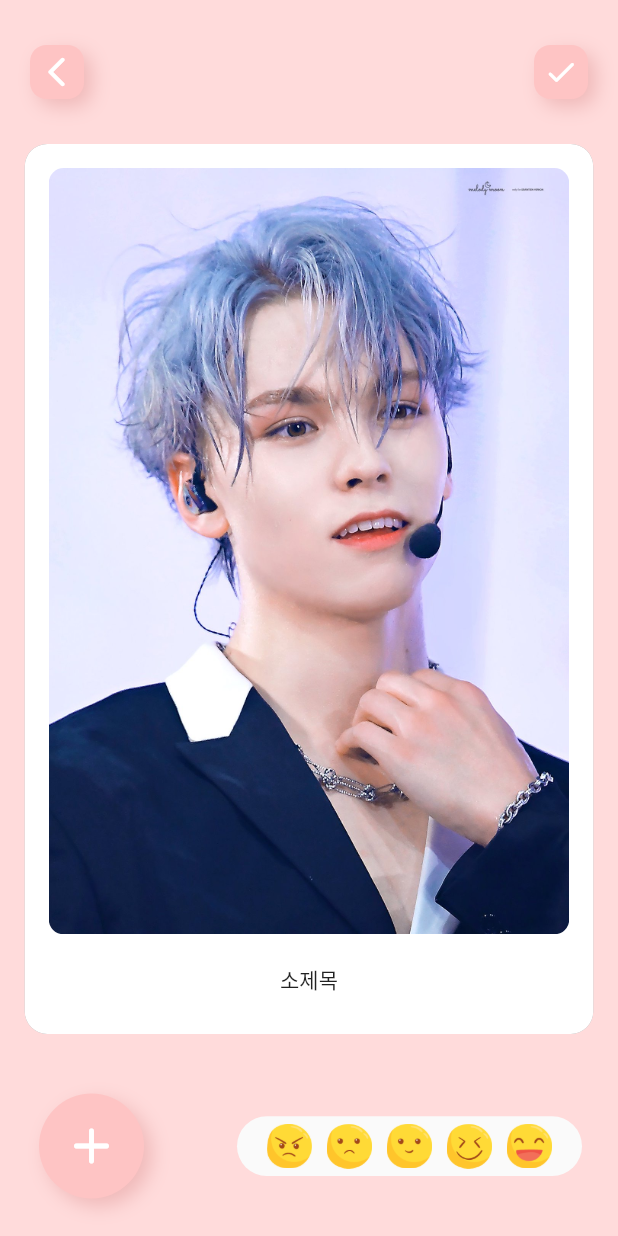
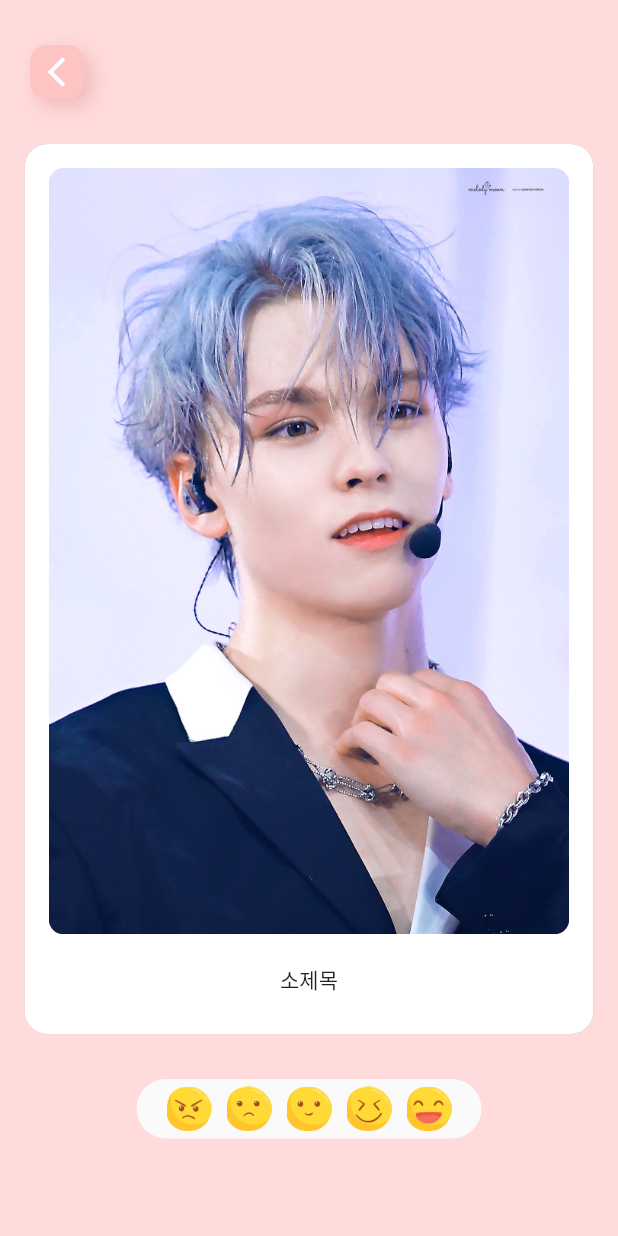
Before and after one commit to cherrrity/Team.AJJODAGA, a Flutter app: the screen it shows after launch, on a phone screen of 412 x 824 dp. Run offline on Flutter 3.47's test engine with Material 2 defaults, Android fonts, the phone set to English and light mode, and no system bars; drawn by our look-alikes of flip_card; our stand-ins replace flutter_svg.

Commit message:
add viewCardPage

```diff
--- a/lib/main.dart
+++ b/lib/main.dart
@@ -2,6 +2,7 @@ import 'package:flutter/material.dart';
 import 'package:project_moonhwadiary/model_diary.dart';
 import 'package:project_moonhwadiary/pocket.dart';
 import 'package:project_moonhwadiary/views/writeCardPage.dart';
+import 'package:project_moonhwadiary/views/viewCardPage.dart';
 
 
 void main() {
@@ -19,7 +20,8 @@ class MyApp extends StatelessWidget {
         accentColor: Colors.red[200],
       ),
       //home: MyHomePage(),
-      home: WriteCardPage(),
+      //home: WriteCardPage(),
+      home: ViewCardPage(),
     );
   }
 }
--- /dev/null
+++ b/lib/views/viewCardPage.dart
@@ -0,0 +1,238 @@
+import 'package:flutter/material.dart';
+import 'package:flip_card/flip_card.dart';
+import 'package:flutter/services.dart';
+import 'package:flutter_svg/flutter_svg.dart';
+import 'package:flutter/cupertino.dart';
+
+import 'package:project_moonhwadiary/modules/diaryDatePicker.dart';
+import 'package:project_moonhwadiary/views/neumorphicContainer.dart';
+
+class ViewCardPage extends StatefulWidget {
+  @override
+  _ViewCardPage createState() => _ViewCardPage();
+}
+
+class _ViewCardPage extends State<ViewCardPage> {
+  bool _isPhoto = true;
+  bool _isKeyboardUp = false;
+  DateTime _diaryDate = DateTime.now();
+
+  void showDatePicker() {
+    showModalBottomSheet(
+        context: this.context,
+        builder: (context) {
+          return Container(
+            height: 300,
+            child: Stack(
+              children: <Widget>[
+                CupertinoDatePicker(
+                  minimumYear: 2000,
+                  maximumYear: DateTime.now().year,
+                  initialDateTime: DateTime.now(),
+                  maximumDate: DateTime.now(),
+                  onDateTimeChanged: (newDate) => { _diaryDate = newDate},
+                  mode: CupertinoDatePickerMode.date,
+                ),
+                Align(
+                  alignment: Alignment.topRight,
+                  child: CupertinoButton(
+                    child: Text('확인'),
+                    onPressed: () => Navigator.pop(context),
+                  ),
+                ),
+              ],
+            ),
+          );
+        }).whenComplete(() => setState(() => {}));
+  }
+
+  @override
+  Widget build(BuildContext context) {
+    // TODO: implement build
+    return Scaffold(
+      resizeToAvoidBottomInset: false,
+      backgroundColor: const Color(0xffFFDBDB),
+      body: Column(
+        children: [
+          SizedBox(
+            height: 10,
+          ),
+          Container(
+            margin: const EdgeInsets.only(top: 20, bottom:30, left: 20, right: 20),
+            child: Row(
+              mainAxisAlignment: MainAxisAlignment.spaceBetween,
+              children: [
+                // 상단 아이콘 생성
+                NeumorphicContainer(
+                  child: GestureDetector(
+                    child: Icon(Icons.arrow_back_ios_rounded, color: Colors.white),
+                    onTap: () => {
+                      print("back")
+                    },
+                  ),
+                  color: Color(0xFFFEC4C4),
+                  shape: "iconButton",
+                ),
+              ],
+            ),
+          ),
+
+          Center(
+            // 메인 카드 앞면
+            child: FlipCard(
+              direction: FlipDirection.HORIZONTAL, // default
+              front: Container(
+                padding: EdgeInsets.all(16.0),
+                width: MediaQuery.of(context).size.width * 0.92,
+                height : MediaQuery.of(context).size.height * 0.72,
+                // 이미지가 있을 때 없을 때
+                child: _isPhoto ?
+                Center(
+                  child: Column(
+                    children: [
+                      Positioned(
+                        child: Container(
+                          width: MediaQuery.of(context).size.width * 0.85,
+                          height: MediaQuery.of(context).size.height * 0.62,
+                          decoration: BoxDecoration(
+                            borderRadius: BorderRadius.circular(10),
+                            image: DecorationImage(
+                              // 이미지 full cover
+                              image: AssetImage("assets/images/test.jpg"),  // 카드가 될 이미지
+                              fit: BoxFit.cover,
+                            ),
+                          ),
+                        ),
+                      ),
+                      SizedBox(
+                        height: 20,
+                      ),
+                      Text("소제목")
+                    ],
+                  ),
+                )
+                    : Center(
+                  child: SvgPicture.asset(
+                    'assets/images/empty_card_cat.svg',
+                    width: 150,
+                  ),
+                ),
+                decoration: BoxDecoration(
+                  borderRadius: BorderRadius.circular(15),
+                  color:  _isPhoto? Colors.white : Color(0xFFFDF5F5),
+                  boxShadow:[
+                    BoxShadow(
+                      color : Colors.grey,
+                    ),
+                  ],
+                ),
+              ),
+              back: Container(
+                // 메인 카드 뒷면
+                width: MediaQuery.of(context).size.width * 0.92,
+                height : MediaQuery.of(context).size.height * 0.72,
+                child: Center(
+                  child: Form(
+                    child: Padding(
+                      padding: EdgeInsets.all(16.0),
+                      child: Column(
+                          children: [
+                            SizedBox(height: 15),
+                            // 카드 입력(날짜)
+                            InkWell(
+                              child: Text('2020-01-01', style: TextStyle(fontSize: 20)),
+                              onTap: () => {}, // date picker widget
+                            ),
+                            SizedBox(height: 10),
+                            // 카드 입력(제목)
+                            TextFormField(
+                              inputFormatters: [
+                                LengthLimitingTextInputFormatter(40),
+                              ],
+                              decoration: InputDecoration(
+                                  contentPadding: EdgeInsets.zero,
+                                  border: InputBorder.none,
+                                  hintText: '제목을 입력해 주세요'
+                              ),
+                            ),
+                            Container(
+                              height : MediaQuery.of(context).size.height * 0.4,
+                              /*
+                              padding: EdgeInsets.all(5),
+                              decoration: BoxDecoration(
+                                border: Border.all(color: Colors.grey)
+                              ),*/
+                              child: SingleChildScrollView(
+                                physics: ClampingScrollPhysics(),
+                                scrollDirection: Axis.vertical,
+                                reverse: false,
+                                // 카드 입력(내용)
+                                child : TextFormField(
+                                  maxLines: null,
+                                  decoration: InputDecoration(
+                                      contentPadding: EdgeInsets.zero,
+                                      border: InputBorder.none,
+                                      hintText: '내용을 입력해 주세요'
+                                  ),
+                                ),
+                              ),
+                            ),
+                          ]
+                      ),
+                    ),
+                  ),
+                ),
+                decoration: BoxDecoration(
+                  borderRadius: BorderRadius.circular(15),
+                  color: Colors.white,
+                  boxShadow:[
+                    BoxShadow(
+                      color : Colors.grey,
+                    ),
+                  ],
+                ),
+              ),
+            ),
+          ),
+          SizedBox(height: 30,),
+          Container(
+            width: 230,
+            child: Row(
+              children: [
+                Image.asset(
+                  'assets/emoji/emoji-3.png',
+                  width: 30,
+                ),
+                SizedBox(width: 10),
+                Image.asset(
+                  'assets/emoji/emoji-4.png',
+                  width: 30,
+                ),
+                SizedBox(width: 10),
+                Image.asset(
+                  'assets/emoji/emoji-13.png',
+                  width: 30,
+                ),
+                SizedBox(width: 10),
+                Image.asset(
+                  'assets/emoji/emoji-10.png',
+                  width: 30,
+                ),
+                SizedBox(width: 10),
+                Image.asset(
+                  'assets/emoji/emoji-2.png',
+                  width: 30,
+                ),
+              ],
+            ),
+            padding: const EdgeInsets.symmetric(vertical: 5, horizontal: 20),
+            decoration: BoxDecoration(
+              borderRadius: BorderRadius.circular(40),
+              color: const Color(0xfffafafa),
+            ),
+          )
+        ],
+      ),
+    );
+  }
+}
```
